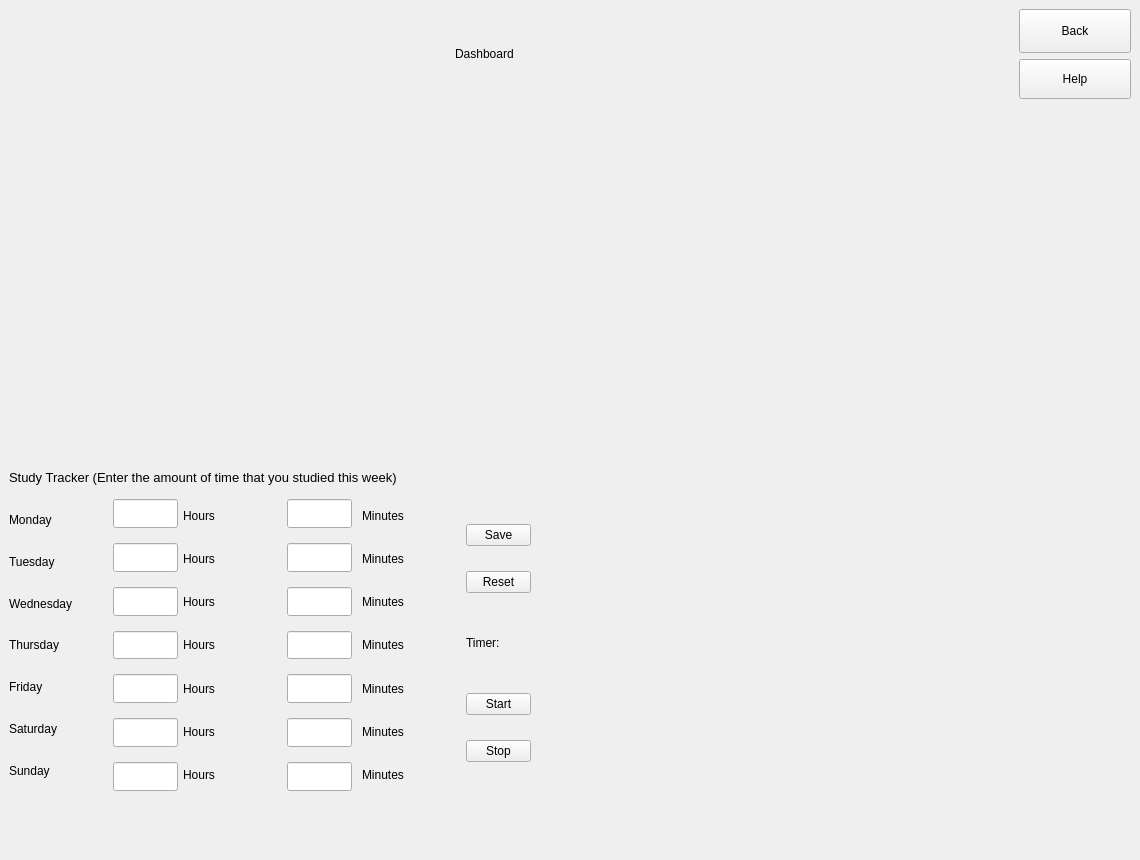
Above: main/UI/dashboard_test.ui from Demonim/Simargl-Study-Project before the change. Below: the same form after it.
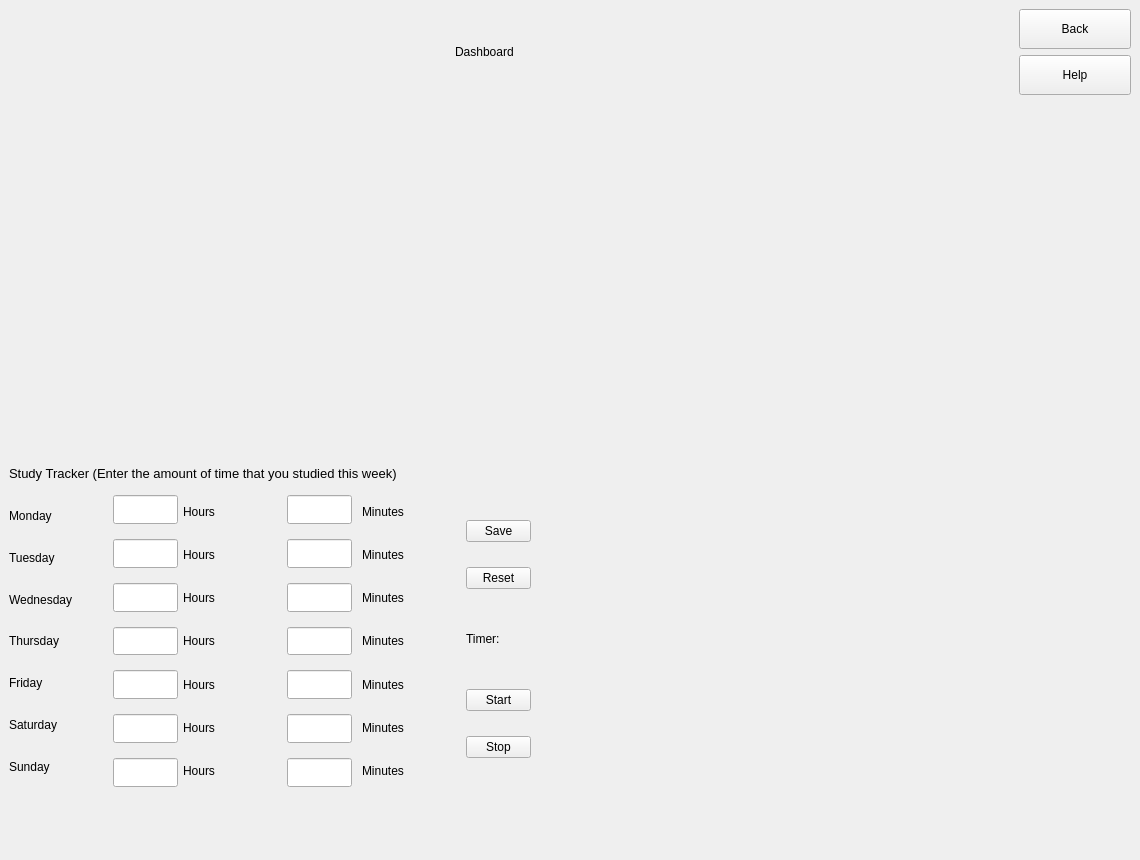
That is the form after the change.

```diff
--- a/main/UI/dashboard_test.ui
+++ b/main/UI/dashboard_test.ui
@@ -43,7 +43,7 @@
     font-size: 10pt;
 }</string>
    </property>
-   <layout class="QVBoxLayout" name="verticalLayout_9">
+   <layout class="QVBoxLayout" name="verticalLayout_9" stretch="4,10,1,10,3">
     <item>
      <layout class="QHBoxLayout" name="horizontalLayout" stretch="4,1,4,1">
       <item>
```
